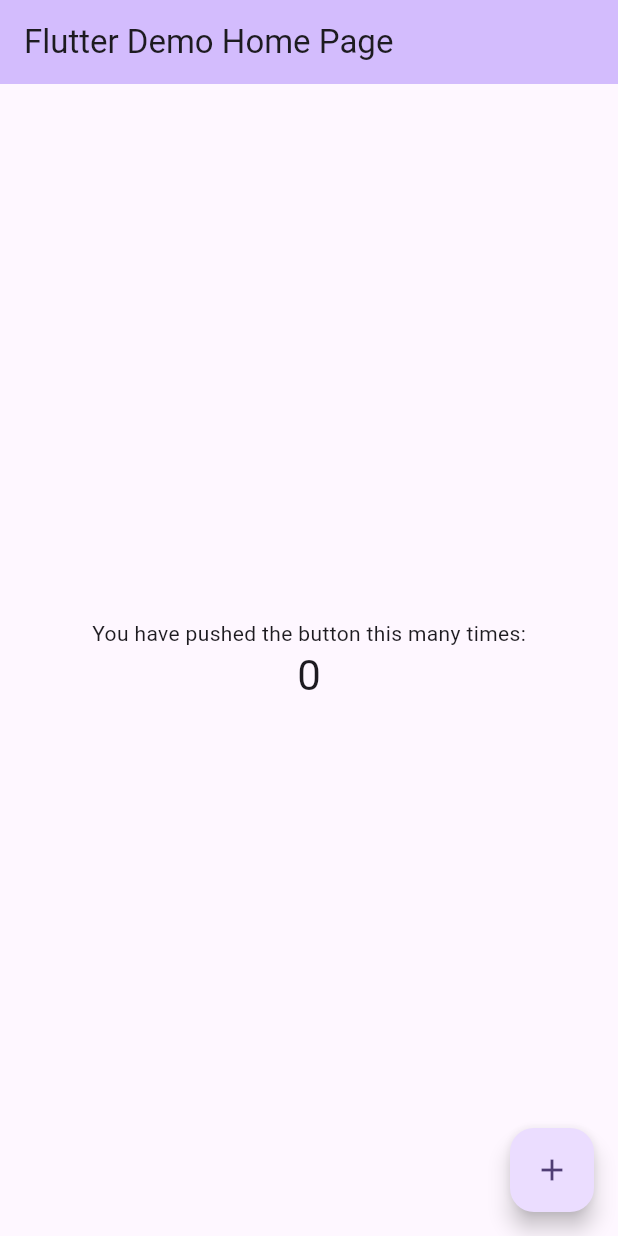
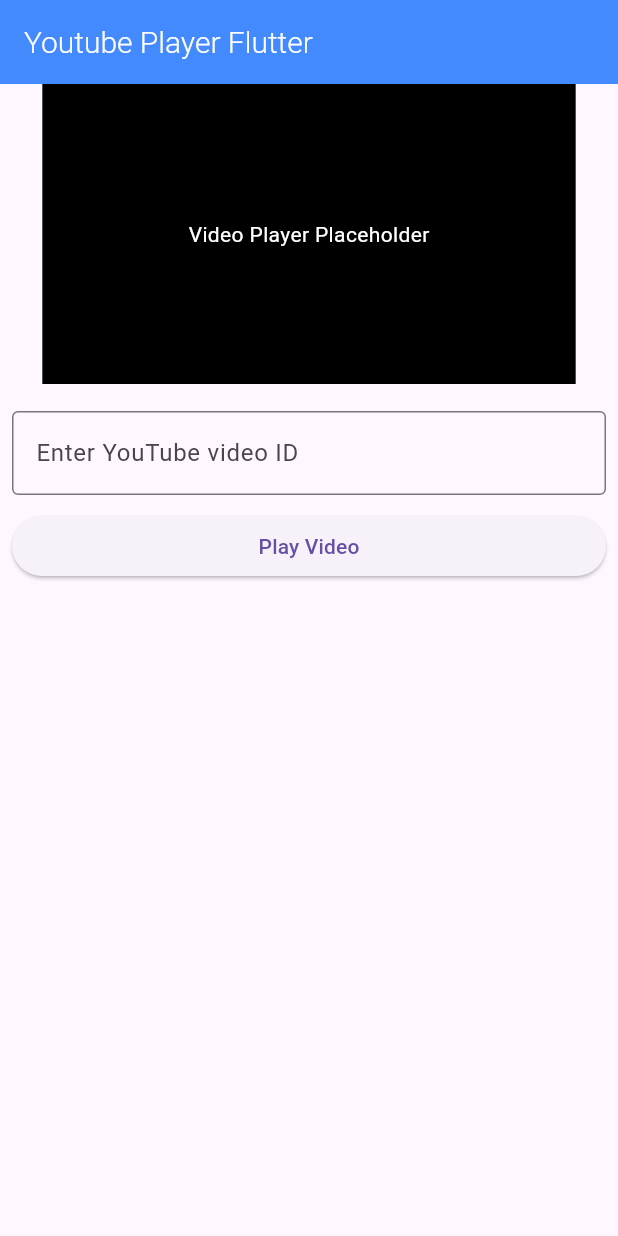
Before and after one commit to ajutheman/videoplayer, a Flutter app: the screen it shows after launch, on a phone screen of 412 x 824 dp. Run offline on Flutter 3.47's test engine with Material 3 defaults, Android fonts, the phone set to English and light mode, and no system bars.

Commit message:
YoutubePlayerDemoApp

```diff
--- a/lib/main.dart
+++ b/lib/main.dart
@@ -1,125 +1,219 @@
 import 'package:flutter/material.dart';
 
-void main() {
-  runApp(const MyApp());
+class YoutubePlayerController {
+  final String initialVideoId;
+  final bool mute;
+  final bool autoPlay;
+  final bool disableDragSeek;
+  final bool loop;
+  final bool isLive;
+  final bool forceHD;
+  final bool enableCaption;
+
+  late bool _isPlaying;
+  late double _volume;
+  late bool _muted;
+
+  YoutubePlayerController({
+    required this.initialVideoId,
+    this.mute = false,
+    this.autoPlay = true,
+    this.disableDragSeek = false,
+    this.loop = false,
+    this.isLive = false,
+    this.forceHD = false,
+    this.enableCaption = true,
+  }) {
+    _isPlaying = autoPlay;
+    _volume = mute ? 0 : 100;
+    _muted = mute;
   }
 
-class MyApp extends StatelessWidget {
-  const MyApp({super.key});
+  bool get isPlaying => _isPlaying;
+  double get volume => _volume;
+  bool get isMuted => _muted;
 
-  // This widget is the root of your application.
+  void play() {
+    _isPlaying = true;
+    // Add logic to play the video
+  }
+
+  void pause() {
+    _isPlaying = false;
+    // Add logic to pause the video
+  }
+
+  // void mute() {
+  //   _muted = true;
+  //   _volume = 0;
+  //   // Add logic to mute the video
+  // }
+
+  void unMute() {
+    _muted = false;
+    _volume = 100;
+    // Add logic to unmute the video
+  }
+
+  void setVolume(double volume) {
+    _volume = volume;
+    // Add logic to set the volume of the video
+  }
+
+  void dispose() {
+    // // Release resources associated with the video player
+    // // For example:
+    // // - Stop video playback
+    // // - Release any streams or controllers
+    // // - Dispose of any listeners or subscriptions
+    //
+    // // _controller.pause(); // Example: Stop video playback
+    //
+    // // Dispose of any TextEditingController instances
+    // _idController.dispose();
+    // _seekToController.dispose();
+    //
+    // // Dispose of the YoutubePlayerController instance
+    // _controller.dispose();
+  }
+
+// Add more methods and properties as needed
+}
+
+class YoutubePlayerDemoApp extends StatelessWidget {
   @override
   Widget build(BuildContext context) {
     return MaterialApp(
-      title: 'Flutter Demo',
+      debugShowCheckedModeBanner: false,
+      title: 'Youtube Player Flutter',
       theme: ThemeData(
-        // This is the theme of your application.
-        //
-        // TRY THIS: Try running your application with "flutter run". You'll see
-        // the application has a purple toolbar. Then, without quitting the app,
-        // try changing the seedColor in the colorScheme below to Colors.green
-        // and then invoke "hot reload" (save your changes or press the "hot
-        // reload" button in a Flutter-supported IDE, or press "r" if you used
-        // the command line to start the app).
-        //
-        // Notice that the counter didn't reset back to zero; the application
-        // state is not lost during the reload. To reset the state, use hot
-        // restart instead.
-        //
-        // This works for code too, not just values: Most code changes can be
-        // tested with just a hot reload.
-        colorScheme: ColorScheme.fromSeed(seedColor: Colors.deepPurple),
-        useMaterial3: true,
+        primarySwatch: Colors.blue,
+        appBarTheme: const AppBarTheme(
+          color: Colors.blueAccent,
+          titleTextStyle: TextStyle(
+            color: Colors.white,
+            fontWeight: FontWeight.w300,
+            fontSize: 20,
           ),
-      home: const MyHomePage(title: 'Flutter Demo Home Page'),
+        ),
+        iconTheme: const IconThemeData(
+          color: Colors.blueAccent,
+        ),
+      ),
+      home: MyHomePage(),
     );
   }
 }
 
 class MyHomePage extends StatefulWidget {
-  const MyHomePage({super.key, required this.title});
-
-  // This widget is the home page of your application. It is stateful, meaning
-  // that it has a State object (defined below) that contains fields that affect
-  // how it looks.
-
-  // This class is the configuration for the state. It holds the values (in this
-  // case the title) provided by the parent (in this case the App widget) and
-  // used by the build method of the State. Fields in a Widget subclass are
-  // always marked "final".
-
-  final String title;
-
   @override
-  State<MyHomePage> createState() => _MyHomePageState();
+  _MyHomePageState createState() => _MyHomePageState();
 }
 
 class _MyHomePageState extends State<MyHomePage> {
-  int _counter = 0;
+  late YoutubePlayerController _controller;
+  late TextEditingController _idController;
 
-  void _incrementCounter() {
-    setState(() {
-      // This call to setState tells the Flutter framework that something has
-      // changed in this State, which causes it to rerun the build method below
-      // so that the display can reflect the updated values. If we changed
-      // _counter without calling setState(), then the build method would not be
-      // called again, and so nothing would appear to happen.
-      _counter++;
-    });
+  final List<String> _ids = [
+    'nPt8bK2gbaU',
+    'gQDByCdjUXw',
+    'iLnmTe5Q2Qw',
+    '_WoCV4c6XOE',
+    'KmzdUe0RSJo',
+    '6jZDSSZZxjQ',
+    'p2lYr3vM_1w',
+    '7QUtEmBT_-w',
+    '34_PXCzGw1M',
+  ];
+
+  @override
+  void initState() {
+    super.initState();
+    _controller = YoutubePlayerController(
+      initialVideoId: _ids.first,
+    );
+    _idController = TextEditingController();
+  }
+
+  @override
+  void dispose() {
+    _controller.dispose();
+    _idController.dispose();
+    super.dispose();
   }
 
   @override
   Widget build(BuildContext context) {
-    // This method is rerun every time setState is called, for instance as done
-    // by the _incrementCounter method above.
-    //
-    // The Flutter framework has been optimized to make rerunning build methods
-    // fast, so that you can just rebuild anything that needs updating rather
-    // than having to individually change instances of widgets.
     return Scaffold(
       appBar: AppBar(
-        // TRY THIS: Try changing the color here to a specific color (to
-        // Colors.amber, perhaps?) and trigger a hot reload to see the AppBar
-        // change color while the other colors stay the same.
-        backgroundColor: Theme.of(context).colorScheme.inversePrimary,
-        // Here we take the value from the MyHomePage object that was created by
-        // the App.build method, and use it to set our appbar title.
-        title: Text(widget.title),
+        title: const Text(
+          'Youtube Player Flutter',
+          style: TextStyle(color: Colors.white),
         ),
-      body: Center(
-        // Center is a layout widget. It takes a single child and positions it
-        // in the middle of the parent.
+      ),
+      body: ListView(
+        children: [
+          YoutubePlayer(controller: _controller),
+          Padding(
+            padding: const EdgeInsets.all(8.0),
             child: Column(
-          // Column is also a layout widget. It takes a list of children and
-          // arranges them vertically. By default, it sizes itself to fit its
-          // children horizontally, and tries to be as tall as its parent.
-          //
-          // Column has various properties to control how it sizes itself and
-          // how it positions its children. Here we use mainAxisAlignment to
-          // center the children vertically; the main axis here is the vertical
-          // axis because Columns are vertical (the cross axis would be
-          // horizontal).
-          //
-          // TRY THIS: Invoke "debug painting" (choose the "Toggle Debug Paint"
-          // action in the IDE, or press "p" in the console), to see the
-          // wireframe for each widget.
-          mainAxisAlignment: MainAxisAlignment.center,
-          children: <Widget>[
-            const Text(
-              'You have pushed the button this many times:',
+              crossAxisAlignment: CrossAxisAlignment.stretch,
+              children: [
+                const SizedBox(height: 10),
+                TextField(
+                  controller: _idController,
+                  decoration: InputDecoration(
+                    hintText: 'Enter YouTube video ID',
+                    border: OutlineInputBorder(),
                   ),
-            Text(
-              '$_counter',
-              style: Theme.of(context).textTheme.headlineMedium,
+                ),
+                const SizedBox(height: 10),
+                ElevatedButton(
+                  onPressed: () {
+                    if (_idController.text.isNotEmpty) {
+                      _controller = YoutubePlayerController(
+                        initialVideoId: _idController.text,
+                      );
+                      setState(() {});
+                    }
+                  },
+                  child: const Text('Play Video'),
                 ),
               ],
             ),
           ),
-      floatingActionButton: FloatingActionButton(
-        onPressed: _incrementCounter,
-        tooltip: 'Increment',
-        child: const Icon(Icons.add),
-      ), // This trailing comma makes auto-formatting nicer for build methods.
+        ],
+      ),
     );
   }
 }
+
+class YoutubePlayer extends StatelessWidget {
+  final YoutubePlayerController controller;
+
+  const YoutubePlayer({Key? key, required this.controller}) : super(key: key);
+
+  @override
+  Widget build(BuildContext context) {
+    return Container(
+      alignment: Alignment.center,
+      height: 200,
+      child: AspectRatio(
+        aspectRatio: 16 / 9,
+        child: Container(
+          color: Colors.black,
+          child: Center(
+            child: Text(
+              'Video Player Placeholder',
+              style: TextStyle(color: Colors.white),
+            ),
+          ),
+        ),
+      ),
+    );
+  }
+}
+
+void main() {
+  runApp(YoutubePlayerDemoApp());
+}
--- a/pubspec.yaml
+++ b/pubspec.yaml
@@ -35,6 +35,8 @@ dependencies:
   # The following adds the Cupertino Icons font to your application.
   # Use with the CupertinoIcons class for iOS style icons.
   cupertino_icons: ^1.0.6
+#  video_player: ^2.8.6
+  youtube_player_flutter: ^9.0.1
 
 dev_dependencies:
   flutter_test:
```
Also changed, not shown: lib/controllers/youtube_player_controller.dart (added, +202 -0 lines), lib/screens/my_home_page.dart (added, +24 -0 lines), pubspec.lock, 8 other files. Lines whose indentation alone changed are shown as unchanged.
